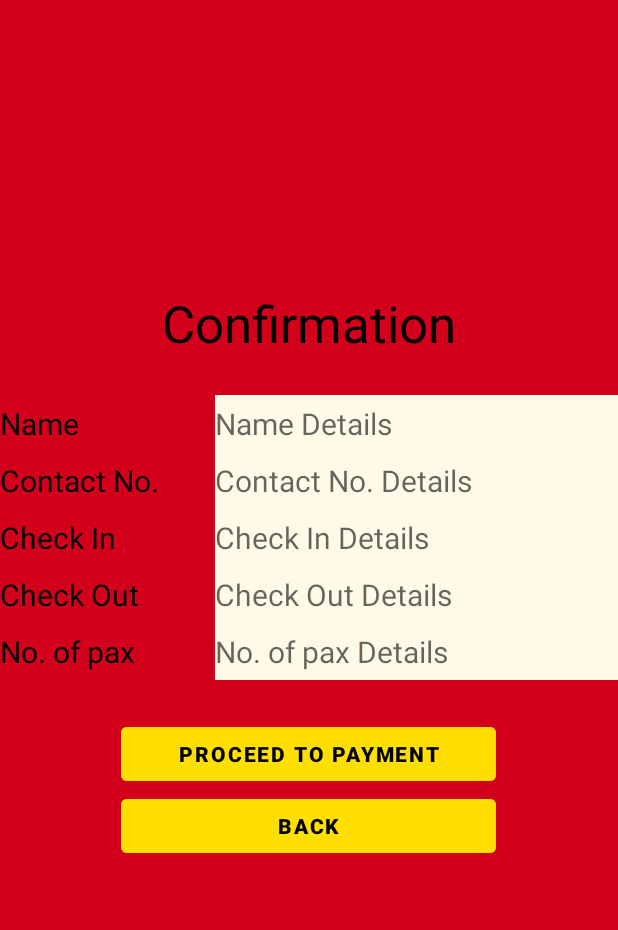
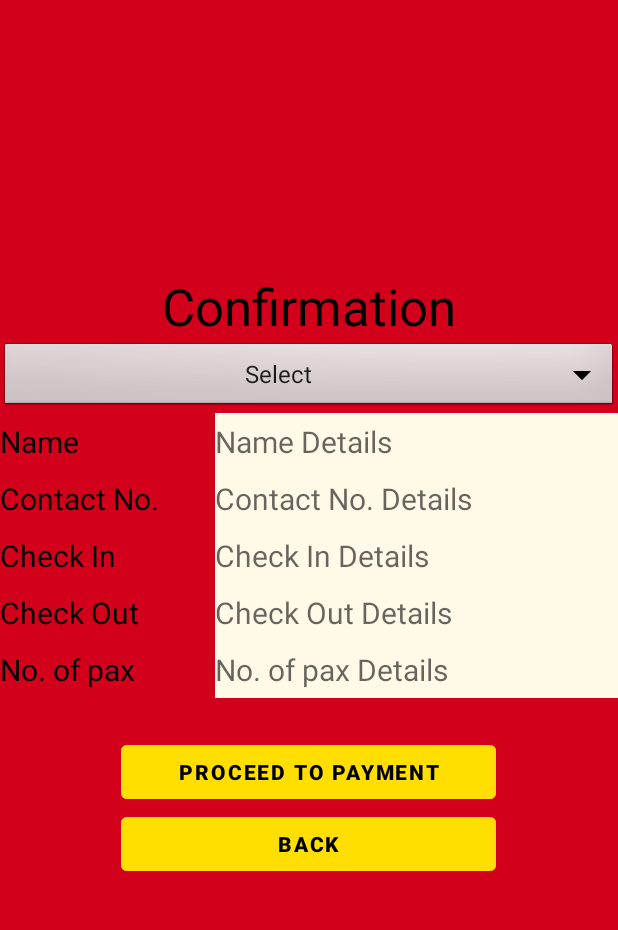
Before and after one commit to mcllontac/HotelAppProject, an Android app: the ConfirmActivity screen opened directly, with no data from a screen before it, on a phone screen of 412 x 824 dp, the part 84-1014 px from its top. Run offline under Robolectric (Android 15) with nearby library versions, the light colour scheme and no system bars.

Commit message:
Initial commit

```diff
--- a/app/src/main/java/com/example/hotelproject/ConfirmActivity.java
+++ b/app/src/main/java/com/example/hotelproject/ConfirmActivity.java
@@ -3,12 +3,14 @@ package com.example.hotelproject;
 import androidx.appcompat.app.AppCompatActivity;
 
 import android.content.Intent;
+import android.graphics.Bitmap;
+import android.graphics.BitmapFactory;
 import android.os.Bundle;
 import android.view.View;
 import android.widget.Button;
+import android.widget.ImageView;
 
 public class ConfirmActivity extends AppCompatActivity {
-
     Button proceed;
     Button back;
 
@@ -17,9 +19,9 @@ public class ConfirmActivity extends AppCompatActivity {
         super.onCreate(savedInstanceState);
         setContentView(R.layout.activity_confirm);
 
-
         proceed = findViewById(R.id.btnProceed);
         back = findViewById(R.id.btnBack);
+
 
         proceed.setOnClickListener(view -> {
             Intent i = new Intent(getApplicationContext(),PaymentActivity.class);
--- a/app/src/main/res/layout/activity_confirm.xml
+++ b/app/src/main/res/layout/activity_confirm.xml
@@ -29,13 +29,14 @@
         android:layout_height="wrap_content"
         android:orientation="horizontal">
 
-        <ImageView
-            android:id="@+id/imageView"
-            android:layout_width="wrap_content"
+        <Spinner
+            android:layout_width="match_parent"
             android:layout_height="wrap_content"
-            android:layout_weight="1"
-            android:paddingBottom="25dp"
-            tools:srcCompat="@tools:sample/avatars" />
+            android:entries="@array/room"
+            android:textAlignment="center"
+            android:background="@android:drawable/btn_dropdown"/>
+
+
     </LinearLayout>
 
     <LinearLayout
--- a/app/src/main/res/values/strings.xml
+++ b/app/src/main/res/values/strings.xml
@@ -7,4 +7,11 @@
         This themed room, created with the same precision and passion that made Japanese ingenuity famous worldwide, provides comfort and convenience through excellent appointments and standard amenities. A twin-size bed, air conditioning, an LED TV with cable channels, in-room movies, and a hot and cold shower are among the amenities.</string>
     <string name="string_desc3"><b>Deluxe Room</b>
         The Premium Room is ideal for solo travelers and couples who don\'t need much space. The room is small and cozy, with a twin-size bed, air conditioning, an LED TV with cable channels and in-room movies, and a hot and cold shower</string>
+    <string-array name="room">
+        <item>Select</item>
+        <item>Azalea</item>
+        <item>Japanese</item>
+        <item>Deluxe</item>
+    </string-array>
+
 </resources>
```
Also changed, not shown: app/src/main/java/com/example/hotelproject/RoomsActivity.java (+11 -13 lines), app/src/main/res/layout/activity_rooms.xml (+12 -2 lines).
